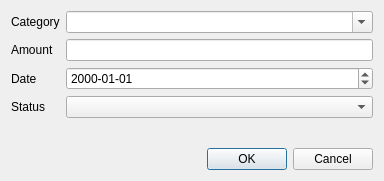
Qt form Widgets/TransactionEditorDialog.ui (asynts/QtAccounting) before a commit.
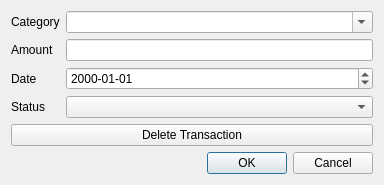
The same form after that commit.

Commit message: Allow deleting bills and transactions

The edit to the form file:
```diff
--- a/Widgets/TransactionEditorDialog.ui
+++ b/Widgets/TransactionEditorDialog.ui
@@ -69,6 +69,13 @@
      </item>
     </layout>
    </item>
+   <item>
+    <widget class="QPushButton" name="m_delete_QPushButton">
+     <property name="text">
+      <string>Delete Transaction</string>
+     </property>
+    </widget>
+   </item>
    <item>
     <widget class="QDialogButtonBox" name="m_buttons_QDialogButtonBox">
      <property name="orientation">
```
The commit also changes 7 other files.
